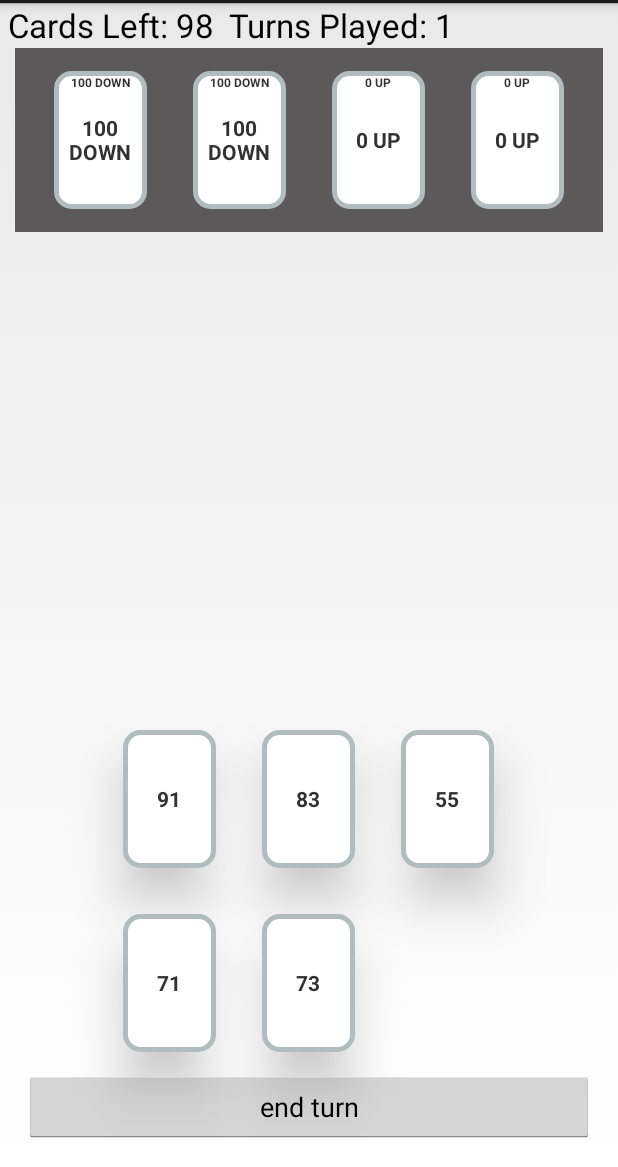
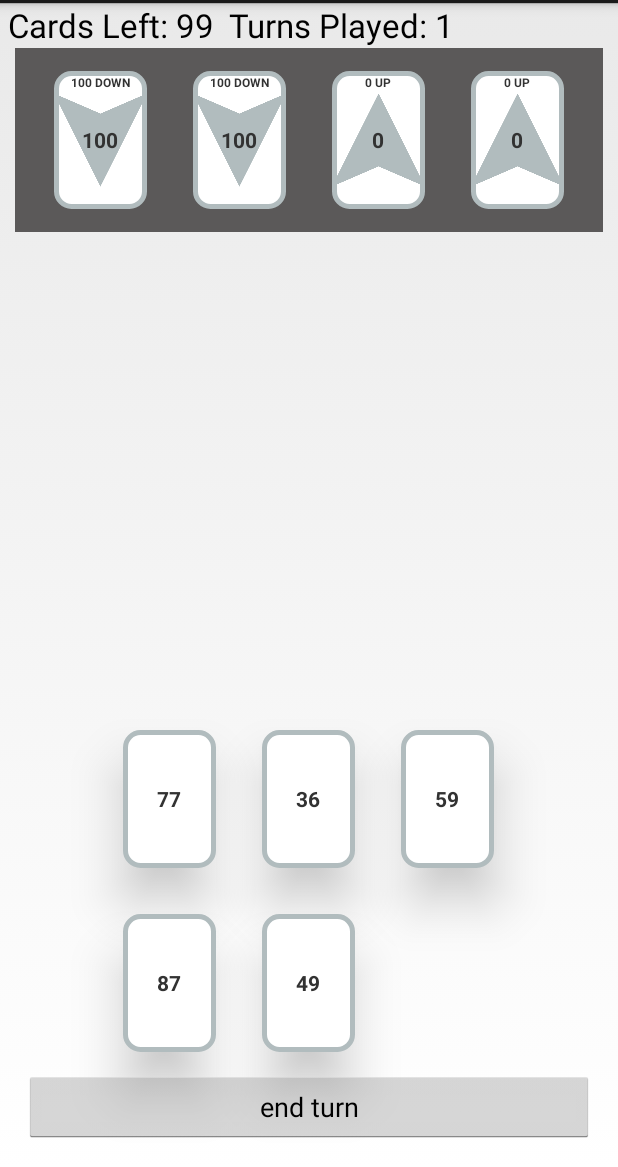
Before and after one commit to drewkoester/TheGame, an Android app: the MainActivity screen opened directly, with no data from a screen before it, on a phone screen of 412 x 824 dp, the part 69-1236 px from its top. Run offline under Robolectric (Android 15) with nearby library versions, the phone set to English and light mode, and no system bars.

Commit message:
Change the look of the foundation cards

```diff
--- a/app/src/main/java/com/dkstuff/random/thegame/Foundations.java
+++ b/app/src/main/java/com/dkstuff/random/thegame/Foundations.java
@@ -43,9 +43,10 @@
     /**
      * Determine if a card being played is a legal move
      * @param cardPlayed the card which the user is attempting to play
+     * @param eval {boolean} if evaluating only do not set the value
      * @return true if the card played is legal and false if the play is illegal
      */
-    public boolean isValidPlay(Cards cardPlayed){
+    public boolean isValidPlay(Cards cardPlayed, boolean eval){
         boolean setValue = false;
         //ascending (1,2,3)
         if(increaseDirection){
@@ -72,7 +73,7 @@
             }
         }
 
-        if(setValue){
+        if(setValue && !eval){
             //update currentValue
             currentValue = cardPlayed.getValue();
             playedCards.add(cardPlayed);
--- a/app/src/main/java/com/dkstuff/random/thegame/MainActivity.java
+++ b/app/src/main/java/com/dkstuff/random/thegame/MainActivity.java
@@ -21,6 +21,8 @@
 import android.widget.RadioButton;
 import android.view.View;
 
+import java.lang.reflect.Array;
+
 import java.util.Random;
 
 public class MainActivity extends Activity implements OnDragListener, View.OnLongClickListener {
@@ -29,8 +31,8 @@
     public static final String PREFS_NAME = "theGamePrefs";
 
     //card deck
-    private int deckSize = 98;
-    private int deckPosition = 0;
+    public int deckSize = 98;
+    public int deckPosition = 0;
     public boolean easyMode = false;
     private Cards[] cards = new Cards[deckSize];
     private boolean cardsCreated = false;
@@ -74,20 +76,21 @@
             @Override
             public void onClick(View v) {
                 //check hand size
-                while (player1.getEmptySlots() > 0) {
+                while (player1.getEmptySlots() > 0 && (deckSize != deckPosition)) {
                     //draw card
                     drawCard(player1);
-                }
+
                 //set to view
                 playersCards = player1.getPlayerCards();
                 setValuesToStock();
 
                 //todo: fix why this no work
-//                //check that there are any valid plays left; if none left alert the player.
-//                if(!checkForValidPlay(player1)){
-//                    alertMessage();
-//                }
+                //check that there are any valid plays left; if none left alert the player.
+                if(!checkForValidPlay(player1)){
+                    alertMessage();
+                }
 
+                }
                 //increase turn count
                 increaseTurn();
             }
@@ -110,19 +113,19 @@
         switch (gameDifficulty) {
             case 3:
                 Log.d(TAG, "NORMAL");
-                deckSize = 98;
+                deckSize = 99;
                 easyMode = false;
                 break;
 
             case 2:
                 Log.d(TAG, "Quick");
-                deckSize = 48;
+                deckSize = 49;
                 easyMode = false;
                 break;
 
             case 1:
                 Log.d(TAG, "Easy");
-                deckSize = 48;
+                deckSize = 9; //48
                 easyMode = true;
                 break;
         }
@@ -131,7 +134,7 @@
         cards = new Cards[deckSize];
 
         //Set the foundation piles text.
-        String foundationPileText = deckSize + 2 + " " + getString(R.string.foundation_pile_down);
+        String foundationPileText = deckSize + 1 + " " + getString(R.string.foundation_pile_down);
         TextView t = (TextView) findViewById(R.id.hundred_one_key);
         t.setText(foundationPileText);
         t = (TextView) findViewById(R.id.hundred_two_key);
@@ -301,7 +304,7 @@
 
                 if (foundationPile != null) {
                     //check the Card Value vs Foundation Pile
-                    boolean isValidMove = foundationPile.isValidPlay(movedCard);
+                    boolean isValidMove = foundationPile.isValidPlay(movedCard, false);
 
                     //If Value - move the card
                     if (isValidMove) {
@@ -310,13 +313,13 @@
                         //play the card
                         foundationPile.playCard(movedCard);
 
-                        //todo: update the pile card display
+                        //update the foundation pile value
                         updateDisplay(movedCard, foundationPile);
 
                         //remove from hand
                         player1.removeCard(movedCard.getPosition());
 
-                        //todo fix this
+                        //set the movedCard to null indicating it is done
                         movedCard = null;
 
                         // reset to 0
@@ -341,7 +344,7 @@
             case DragEvent.ACTION_DRAG_ENDED:
                 //if the drop was not successful, set the card to visible
                 if (!dragEvent.getResult()) {
-                    Log.i(TAG, "setting visible");
+                    //Log.i(TAG, "setting visible");
                     if (movedCard != null) {
                         draggedImageView.setVisibility(View.VISIBLE);
                     }
@@ -409,15 +412,15 @@
      *
      * @return the number of cards remaining within the deck
      */
-    private int getDeckSize() {
-        int remainingCards = 0;
-        for (Cards c : cards) {
-            if (c.getLocation().equals("DECK")) {
-                remainingCards++;
-            }
-        }
-        return remainingCards;
-    }
+//    private int getDeckSize() {
+//        int remainingCards = 0;
+//        for (Cards c : cards) {
+//            if (c.getLocation().equals("DECK")) {
+//                remainingCards++;
+//            }
+//        }
+//        return remainingCards;
+//    }
 
     /**
      * For a given player, draw cards until the limit is reached
@@ -428,7 +431,9 @@
         Cards drawCard = null;
         boolean found = false;
 
+        Log.d("DRAW: ", deckPosition + " | " + deckSize);
         //check to see if we can keep drawing
+        if(deckPosition != deckSize){
             if (player.keepDrawing()) {
                 //get the top card and remove it from the deck
                 for (Cards c : cards) {
@@ -440,7 +445,10 @@
                 }
 
                 //add it to the person's hand
+                //Log.d("CARD: ", deckPosition+" | "+ deckSize);
+                //if(deckPosition < deckSize){
                 player.addCard(drawCard);
+                //}
 
                 //show cards
                 //Cards[] tempCards = player.getPlayerCards();
@@ -455,6 +463,10 @@
             } else {
                 Log.d(TAG, "ENOUGH CARDS");
             }
+        }else{
+            Log.d(TAG, "NO MORE CARDS");
+        }
+
     }
 
     /**
@@ -474,20 +486,21 @@
         zero_two.resetGame();
 
         //set the labels
+        String deckDown = deckSize + 1 + "";
         TextView localTextView = (TextView) findViewById(R.id.hundred_one);
-        localTextView.setText(deckSize + 2 + " DOWN");
+        localTextView.setText(deckDown);
 
         //spot 2
         localTextView = (TextView) findViewById(R.id.hundred_two);
-        localTextView.setText(deckSize + 2 + " DOWN");
+        localTextView.setText(deckDown);
 
         //spot 3
         localTextView = (TextView) findViewById(R.id.zero_one);
-        localTextView.setText("0 UP");
+        localTextView.setText("0");
 
         //spot 4
         localTextView = (TextView) findViewById(R.id.zero_two);
-        localTextView.setText("0 UP");
+        localTextView.setText("0");
 
 
         //deck
@@ -617,16 +630,16 @@
         boolean validPlayExists = false;
 
         for (Cards c : p.getPlayerCards()) {
-            if (onehundred_one.isValidPlay(c)) {
+            if (onehundred_one.isValidPlay(c, true)) {
                 validPlayExists = true;
             }
-            if (onehundred_two.isValidPlay(c)) {
+            if (onehundred_two.isValidPlay(c, true)) {
                 validPlayExists = true;
             }
-            if (zero_one.isValidPlay(c)) {
+            if (zero_one.isValidPlay(c, true)) {
                 validPlayExists = true;
             }
-            if (zero_two.isValidPlay(c)) {
+            if (zero_two.isValidPlay(c, true)) {
                 validPlayExists = true;
             }
         }
@@ -690,4 +703,53 @@
         return message;
     }
 
+    /**
+     * Increase the statistics for the game
+     *
+     * @param win {boolean} if the game was successfully won or not
+     */
+    private void setGameStatistics(boolean win) {
+        SharedPreferences settings = getSharedPreferences(PREFS_NAME, 0);
+        SharedPreferences.Editor editor = settings.edit();
+
+        int gameDifficulty = settings.getInt("gameDifficulty", 3);
+
+        if (win) {
+            int winCount = settings.getInt("winCount" + gameDifficulty, 0);
+            editor.putInt("winCount" + gameDifficulty, winCount + 1);
         }
+
+        int gameCount = settings.getInt("gameCount" + gameDifficulty, 0);
+        editor.putInt("gameCount" + gameDifficulty, gameCount + 1);
+
+        // Commit the edits
+        editor.commit();
+    }
+
+    public boolean checkDeckDrawRatio(){
+        if(deckPosition < deckSize){
+            return true;
+        }
+        return false;
+    }
+
+    /**
+     * Returns the statistics associated with the supplied difficulty.
+     *
+     * @param gameDifficulty {int} difficulty level (1-3)
+     * @return {Object} element[0]=winCount, element[1]=gameCount
+     */
+    private Object getGameStatistics(int gameDifficulty) {
+        Object[] tempStats = new Object[2];
+        SharedPreferences settings = getSharedPreferences(PREFS_NAME, 0);
+        //int gameDifficulty = settings.getInt("gameDifficulty", 3);
+        int winCount = settings.getInt("winCount" + gameDifficulty, 0);
+        int gameCount = settings.getInt("gameCount" + gameDifficulty, 0);
+
+        tempStats[0] = winCount;
+        tempStats[1] = gameCount;
+
+        return tempStats;
+    }
+
+}
--- a/app/src/main/res/layout/activity_main.xml
+++ b/app/src/main/res/layout/activity_main.xml
@@ -63,8 +63,7 @@
                 android:background="@drawable/layout_bg"
                 android:elevation="20dp"
                 android:gravity="center"
-                android:src="@drawable/number1"
-                android:textStyle="bold" />
+                android:textStyle="bold"/>
 
             <TextView
                 android:id="@+id/hand_card_2"
@@ -103,7 +102,6 @@
                 android:background="@drawable/layout_bg"
                 android:elevation="20dp"
                 android:gravity="center"
-                android:src="@drawable/number4"
                 android:textStyle="bold" />
 
             <TextView
@@ -117,7 +115,6 @@
                 android:background="@drawable/layout_bg"
                 android:elevation="20dp"
                 android:gravity="center"
-                android:src="@drawable/number5"
                 android:textStyle="bold" />
 
         </RelativeLayout>
@@ -163,8 +160,14 @@
                 android:layout_height="match_parent"
                 android:gravity="center"
                 android:src="@drawable/back_of_card"
-                android:text="@string/foundation_pile_hund"
+                android:text="@string/hundred"
                 android:textStyle="bold" />
+            <ImageView
+                android:layout_width="match_parent"
+                android:layout_height="match_parent"
+                android:src="@drawable/down_arrow"
+                android:elevation="-20dp"
+                android:tint="@color/grey"/>
         </RelativeLayout>
 
         <RelativeLayout
@@ -190,8 +193,14 @@
                 android:layout_height="match_parent"
                 android:gravity="center"
                 android:src="@drawable/back_of_card"
-                android:text="@string/foundation_pile_hund"
+                android:text="@string/hundred"
                 android:textStyle="bold" />
+            <ImageView
+                android:layout_width="match_parent"
+                android:layout_height="match_parent"
+                android:src="@drawable/down_arrow"
+                android:elevation="-20dp"
+                android:tint="@color/grey"/>
         </RelativeLayout>
 
         <RelativeLayout
@@ -217,8 +226,15 @@
                 android:layout_height="match_parent"
                 android:gravity="center"
                 android:src="@drawable/back_of_card"
-                android:text="@string/foundation_pile_zero"
+                android:text="@string/zero"
                 android:textStyle="bold" />
+            <ImageView
+                android:layout_width="match_parent"
+                android:layout_height="match_parent"
+                android:src="@drawable/down_arrow"
+                android:elevation="-20dp"
+                android:tint="@color/grey"
+                android:rotation="180"/>
         </RelativeLayout>
 
         <RelativeLayout
@@ -244,8 +260,15 @@
                 android:layout_height="match_parent"
                 android:gravity="center"
                 android:src="@drawable/back_of_card"
-                android:text="@string/foundation_pile_zero"
+                android:text="@string/zero"
                 android:textStyle="bold" />
+            <ImageView
+                android:layout_width="match_parent"
+                android:layout_height="match_parent"
+                android:src="@drawable/down_arrow"
+                android:elevation="-20dp"
+                android:tint="@color/grey"
+                android:rotation="180"/>
         </RelativeLayout>
 
 </LinearLayout>
--- a/app/src/main/res/values/colors.xml
+++ b/app/src/main/res/values/colors.xml
@@ -4,6 +4,8 @@
     <color name="green">#ff00ff00</color>
     <color name="blue">#ff0000ff</color>
     <color name="black">#000</color>
+    <color name="white">#fff</color>
+    <color name="grey">#B1BCBE</color>
     <color name="ColorPrimary">#FF5722</color>
     <color name="ColorPrimaryDark">#E64A19</color>
     <color name="drop_target_color1">#FF993311</color>
--- a/app/src/main/res/values/strings.xml
+++ b/app/src/main/res/values/strings.xml
@@ -18,7 +18,10 @@
 
     <string name="foundation_pile_zero">0 UP</string>
     <string name="foundation_pile_hund">100 DOWN</string>
-    <string name="foundation_pile_down">DOWN</string>
+    <string name="zero">0</string>
+    <string name="hundred">100</string>
+    <string name="foundation_pile_down"> DOWN</string>
+    <string name="foundation_pile_up"> UP</string>
 
 
 
```
Also changed, not shown: app/src/main/java/com/dkstuff/random/thegame/Player.java (+7 -1 lines), app/src/main/res/drawable-mdpi/down_arrow.png (added), app/src/main/res/drawable-mdpi/number1.png (deleted), app/src/main/res/drawable-mdpi/number4.png (deleted), app/src/main/res/drawable-mdpi/number5.png (deleted), 2 other files. Lines whose indentation alone changed are shown as unchanged.
